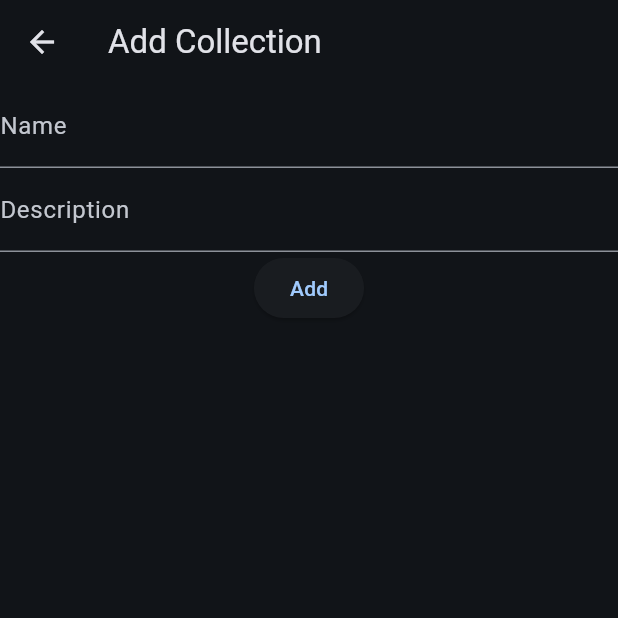
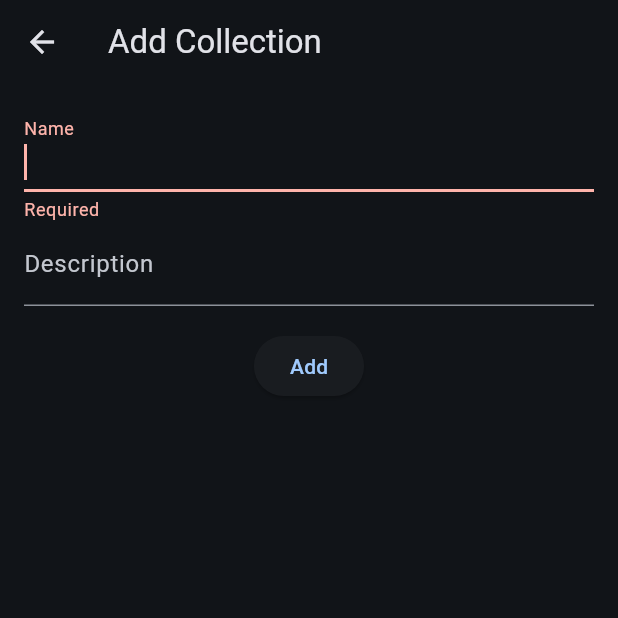
Before and after one commit to CesaTor/board-games-organizer, a Flutter app: the AddCollectionPage screen opened directly, after a tap on "Add", on a phone screen of 412 x 824 dp, the top half of it. Run offline on Flutter 3.47's test engine with Material 3 defaults, Android fonts, the phone set to English and light mode, and no system bars; our stand-ins replace cached_network_image, drift, drift_flutter, easy_debounce, equatable, flutter_bloc and 5 more; missing offline and left inert: bgg_api; accounts and stored records are empty; generated files the repository leaves out were written again; statements that could not run were skipped.

Commit message:
a bit of margins

```diff
--- a/lib/src/feature/add_collection/view/add_collection_page.dart
+++ b/lib/src/feature/add_collection/view/add_collection_page.dart
@@ -12,23 +12,33 @@ class AddCollectionPage extends HookWidget {
   Widget build(BuildContext context) {
     final nameController = useTextEditingController();
     final descriptionController = useTextEditingController();
+    final formKey = useMemoized(GlobalKey<FormState>.new);
     return Scaffold(
       appBar: AppBar(
         title: const Text('Add Collection'),
       ),
-      body: Column(
+      body: Padding(
+        padding: const EdgeInsets.all(16),
+        child: Form(
+          key: formKey,
+          child: Column(
             children: [
-          TextField(
+              TextFormField(
                 controller: nameController,
+                autofocus: true,
                 decoration: const InputDecoration(labelText: 'Name'),
+                autovalidateMode: AutovalidateMode.onUserInteraction,
+                validator: (value) =>
+                    value?.isEmpty ?? true ? 'Required' : null,
               ),
-          TextField(
+              TextFormField(
                 controller: descriptionController,
                 decoration: const InputDecoration(labelText: 'Description'),
               ),
+              const SizedBox(height: 16),
               ElevatedButton(
                 onPressed: () {
-              if (nameController.text.isEmpty) return;
+                  if (!(formKey.currentState?.validate() ?? false)) return;
                   context.pop(
                     BGOCollectionCompanion.insert(
                       name: nameController.text,
@@ -40,6 +50,8 @@ class AddCollectionPage extends HookWidget {
               ),
             ],
           ),
+        ),
+      ),
     );
   }
 }
```
Lines whose indentation alone changed are shown as unchanged.
